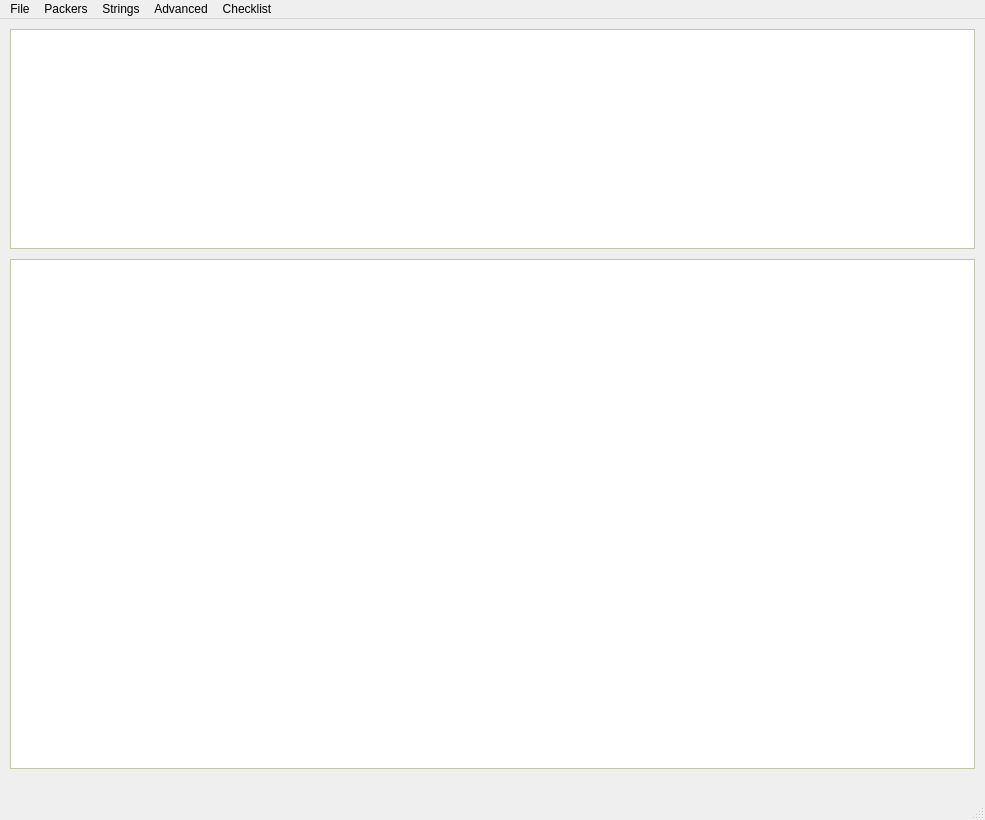
First picture: the form in mainwindow.ui, repository briantobin256/Static-File-Analysis-Tool, before the edit.
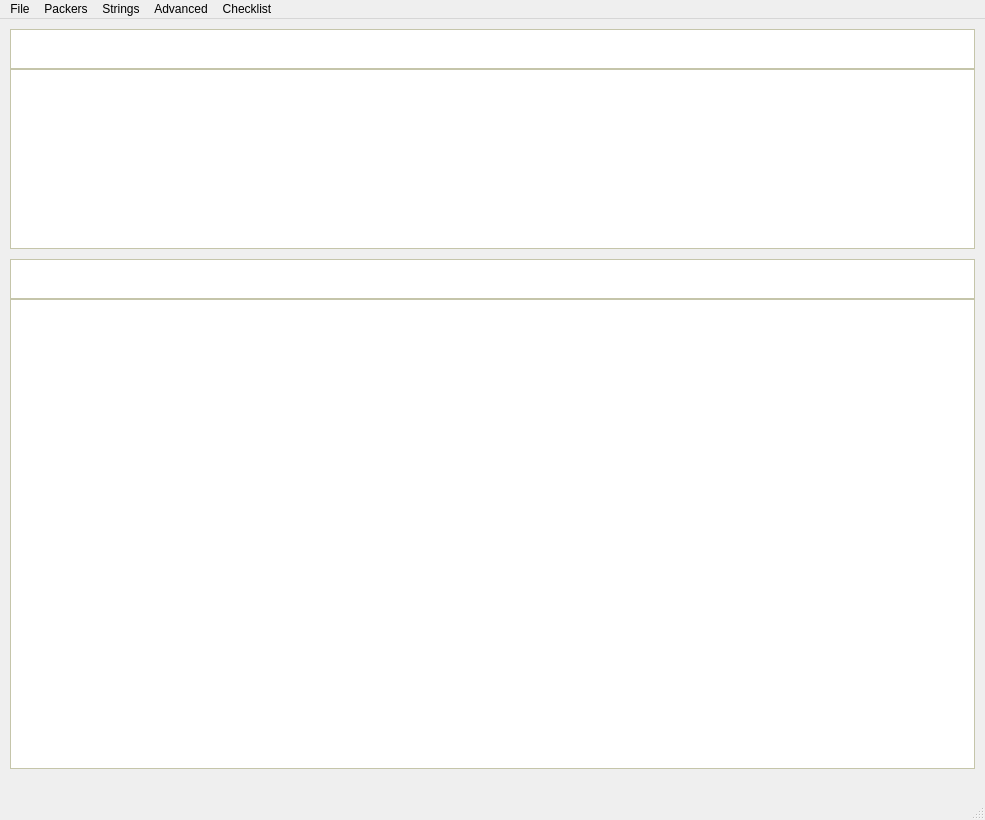
Second picture: the form after the edit.

Commit message: IAT and IDT can be accesed in hec from dll page. adding colour to dll page.

```diff
--- a/mainwindow.ui
+++ b/mainwindow.ui
@@ -788,9 +788,9 @@
       <property name="geometry">
        <rect>
         <x>10</x>
-        <y>10</y>
+        <y>50</y>
         <width>965</width>
-        <height>220</height>
+        <height>180</height>
        </rect>
       </property>
       <property name="html">
@@ -805,11 +805,87 @@
       <property name="geometry">
        <rect>
         <x>10</x>
+        <y>280</y>
+        <width>965</width>
+        <height>470</height>
+       </rect>
+      </property>
+      <property name="html">
+       <string>&lt;!DOCTYPE HTML PUBLIC &quot;-//W3C//DTD HTML 4.0//EN&quot; &quot;http://www.w3.org/TR/REC-html40/strict.dtd&quot;&gt;
+&lt;html&gt;&lt;head&gt;&lt;meta name=&quot;qrichtext&quot; content=&quot;1&quot; /&gt;&lt;style type=&quot;text/css&quot;&gt;
+p, li { white-space: pre-wrap; }
+&lt;/style&gt;&lt;/head&gt;&lt;body style=&quot; font-family:'MS Shell Dlg 2'; font-size:8pt; font-weight:400; font-style:normal;&quot;&gt;
+&lt;p style=&quot;-qt-paragraph-type:empty; margin-top:0px; margin-bottom:0px; margin-left:0px; margin-right:0px; -qt-block-indent:0; text-indent:0px;&quot;&gt;&lt;br /&gt;&lt;/p&gt;&lt;/body&gt;&lt;/html&gt;</string>
+      </property>
+     </widget>
+     <widget class="QTextBrowser" name="DLLTitleBrowser">
+      <property name="geometry">
+       <rect>
+        <x>10</x>
+        <y>10</y>
+        <width>965</width>
+        <height>40</height>
+       </rect>
+      </property>
+      <property name="autoFillBackground">
+       <bool>false</bool>
+      </property>
+      <property name="frameShape">
+       <enum>QFrame::StyledPanel</enum>
+      </property>
+      <property name="frameShadow">
+       <enum>QFrame::Sunken</enum>
+      </property>
+      <property name="lineWidth">
+       <number>1</number>
+      </property>
+      <property name="midLineWidth">
+       <number>0</number>
+      </property>
+      <property name="verticalScrollBarPolicy">
+       <enum>Qt::ScrollBarAlwaysOff</enum>
+      </property>
+      <property name="horizontalScrollBarPolicy">
+       <enum>Qt::ScrollBarAlwaysOff</enum>
+      </property>
+      <property name="readOnly">
+       <bool>true</bool>
+      </property>
+      <property name="html">
+       <string>&lt;!DOCTYPE HTML PUBLIC &quot;-//W3C//DTD HTML 4.0//EN&quot; &quot;http://www.w3.org/TR/REC-html40/strict.dtd&quot;&gt;
+&lt;html&gt;&lt;head&gt;&lt;meta name=&quot;qrichtext&quot; content=&quot;1&quot; /&gt;&lt;style type=&quot;text/css&quot;&gt;
+p, li { white-space: pre-wrap; }
+&lt;/style&gt;&lt;/head&gt;&lt;body style=&quot; font-family:'MS Shell Dlg 2'; font-size:8pt; font-weight:400; font-style:normal;&quot;&gt;
+&lt;p style=&quot;-qt-paragraph-type:empty; margin-top:0px; margin-bottom:0px; margin-left:0px; margin-right:0px; -qt-block-indent:0; text-indent:0px;&quot;&gt;&lt;br /&gt;&lt;/p&gt;&lt;/body&gt;&lt;/html&gt;</string>
+      </property>
+     </widget>
+     <widget class="QTextBrowser" name="DLLFunctionTitleBrowser">
+      <property name="geometry">
+       <rect>
+        <x>10</x>
         <y>240</y>
         <width>965</width>
-        <height>510</height>
+        <height>40</height>
        </rect>
       </property>
+      <property name="frameShape">
+       <enum>QFrame::StyledPanel</enum>
+      </property>
+      <property name="frameShadow">
+       <enum>QFrame::Sunken</enum>
+      </property>
+      <property name="lineWidth">
+       <number>1</number>
+      </property>
+      <property name="midLineWidth">
+       <number>0</number>
+      </property>
+      <property name="verticalScrollBarPolicy">
+       <enum>Qt::ScrollBarAlwaysOff</enum>
+      </property>
+      <property name="horizontalScrollBarPolicy">
+       <enum>Qt::ScrollBarAlwaysOff</enum>
+      </property>
       <property name="html">
        <string>&lt;!DOCTYPE HTML PUBLIC &quot;-//W3C//DTD HTML 4.0//EN&quot; &quot;http://www.w3.org/TR/REC-html40/strict.dtd&quot;&gt;
 &lt;html&gt;&lt;head&gt;&lt;meta name=&quot;qrichtext&quot; content=&quot;1&quot; /&gt;&lt;style type=&quot;text/css&quot;&gt;
```
The commit also changes 2 other files.
